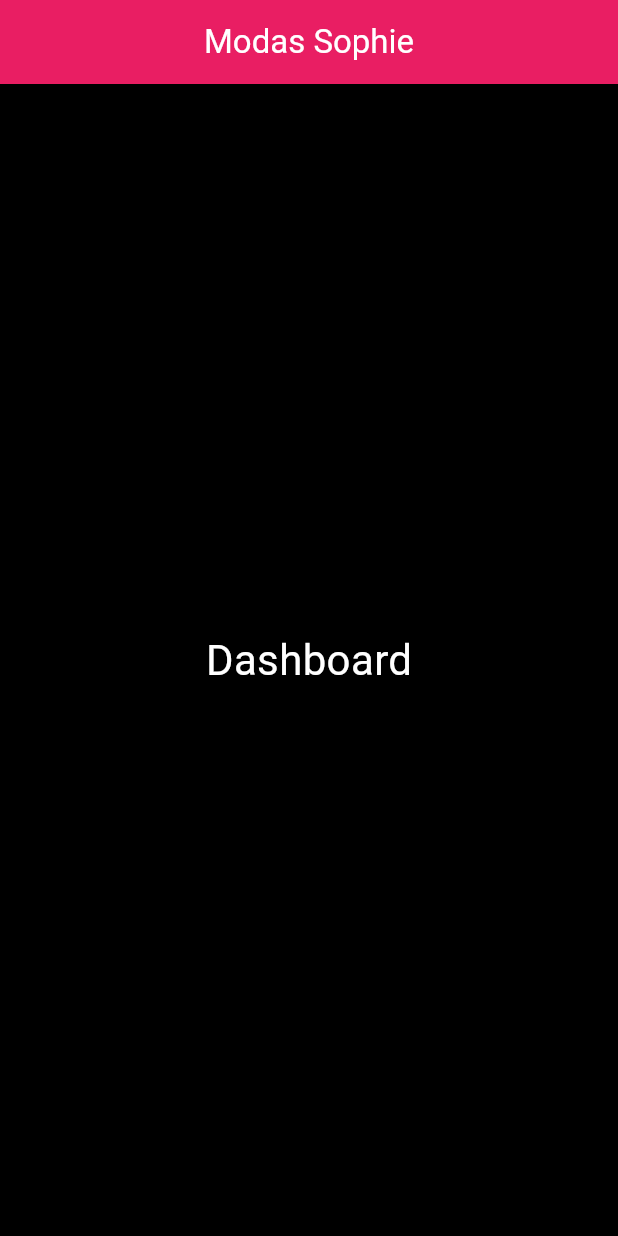
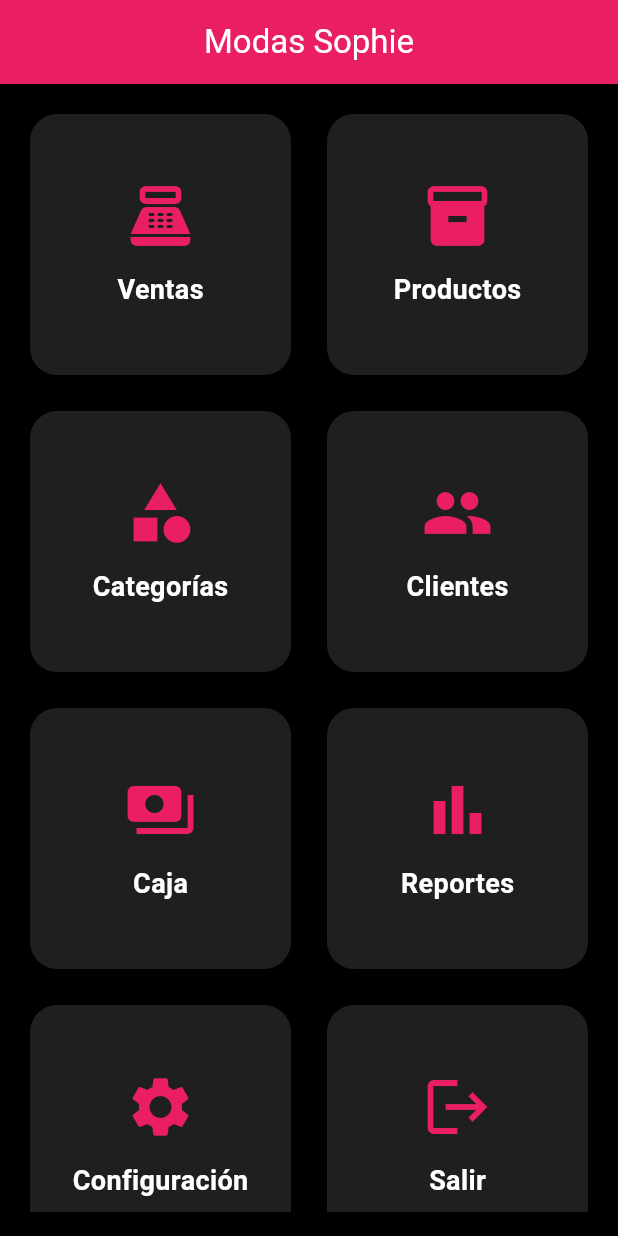
Before and after one commit to cesar1525mtz-rgb/modas-sophie, a Flutter app: the DashboardScreen screen opened directly, on a phone screen of 412 x 824 dp. Run offline on Flutter 3.47's test engine with Material 3 defaults, Android fonts, the light colour scheme and no system bars; our stand-ins replace flutter_dotenv, supabase_flutter; accounts and stored records are empty.

Commit message:
Nuevo dashboard profesional

```diff
--- a/lib/screens/dashboard/dashboard_screen.dart
+++ b/lib/screens/dashboard/dashboard_screen.dart
@@ -5,19 +5,64 @@ class DashboardScreen extends StatelessWidget {
 
   @override
   Widget build(BuildContext context) {
+    final items = [
+      {'icon': Icons.point_of_sale, 'title': 'Ventas'},
+      {'icon': Icons.inventory_2, 'title': 'Productos'},
+      {'icon': Icons.category, 'title': 'Categorías'},
+      {'icon': Icons.people, 'title': 'Clientes'},
+      {'icon': Icons.payments, 'title': 'Caja'},
+      {'icon': Icons.bar_chart, 'title': 'Reportes'},
+      {'icon': Icons.settings, 'title': 'Configuración'},
+      {'icon': Icons.logout, 'title': 'Salir'},
+    ];
+
     return Scaffold(
       backgroundColor: Colors.black,
       appBar: AppBar(
+        backgroundColor: Colors.pink,
         title: const Text('Modas Sophie'),
-        backgroundColor: Colors.pink,
       ),
-      body: const Center(
-        child: Text(
-          'Dashboard',
-          style: TextStyle(
-            color: Colors.white,
-            fontSize: 28,
+      body: Padding(
+        padding: const EdgeInsets.all(16),
+        child: GridView.builder(
+          itemCount: items.length,
+          gridDelegate: const SliverGridDelegateWithFixedCrossAxisCount(
+            crossAxisCount: 2,
+            crossAxisSpacing: 16,
+            mainAxisSpacing: 16,
           ),
+          itemBuilder: (context, index) {
+            final item = items[index];
+            return Card(
+              color: const Color(0xFF1F1F1F),
+              shape: RoundedRectangleBorder(
+                borderRadius: BorderRadius.circular(18),
+              ),
+              child: InkWell(
+                borderRadius: BorderRadius.circular(18),
+                onTap: () {},
+                child: Column(
+                  mainAxisAlignment: MainAxisAlignment.center,
+                  children: [
+                    Icon(
+                      item['icon'] as IconData,
+                      color: Colors.pink,
+                      size: 48,
+                    ),
+                    const SizedBox(height: 12),
+                    Text(
+                      item['title'] as String,
+                      style: const TextStyle(
+                        color: Colors.white,
+                        fontWeight: FontWeight.bold,
+                        fontSize: 18,
+                      ),
+                    ),
+                  ],
+                ),
+              ),
+            );
+          },
         ),
       ),
     );
```
